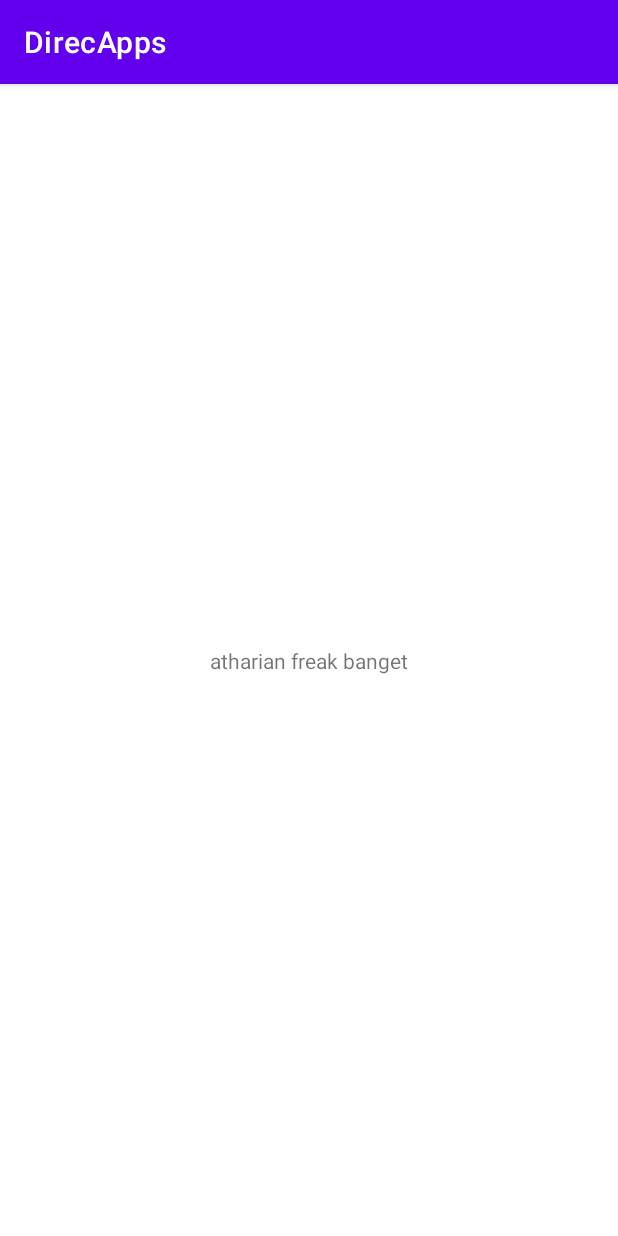
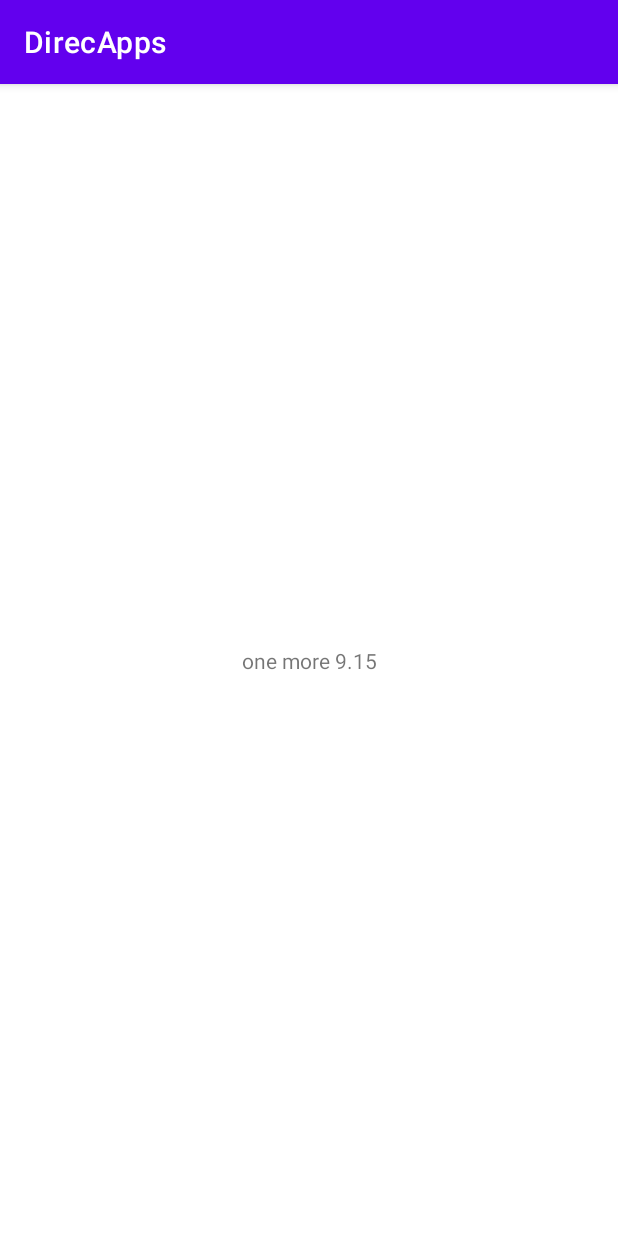
Before and after one commit to nomadevid/direcApps, an Android app: the screen it shows after launch (MainActivity), on a phone screen of 412 x 824 dp. Run offline under Robolectric (Android 15) with nearby library versions, the phone set to English and light mode, and no system bars.

Commit message:
coba baru banget 9.15

```diff
--- a/app/src/main/res/layout/activity_main.xml
+++ b/app/src/main/res/layout/activity_main.xml
@@ -9,7 +9,7 @@
     <TextView
         android:layout_width="wrap_content"
         android:layout_height="wrap_content"
-        android:text="atharian freak banget"
+        android:text="one more 9.15"
         app:layout_constraintBottom_toBottomOf="parent"
         app:layout_constraintLeft_toLeftOf="parent"
         app:layout_constraintRight_toRightOf="parent"
```
